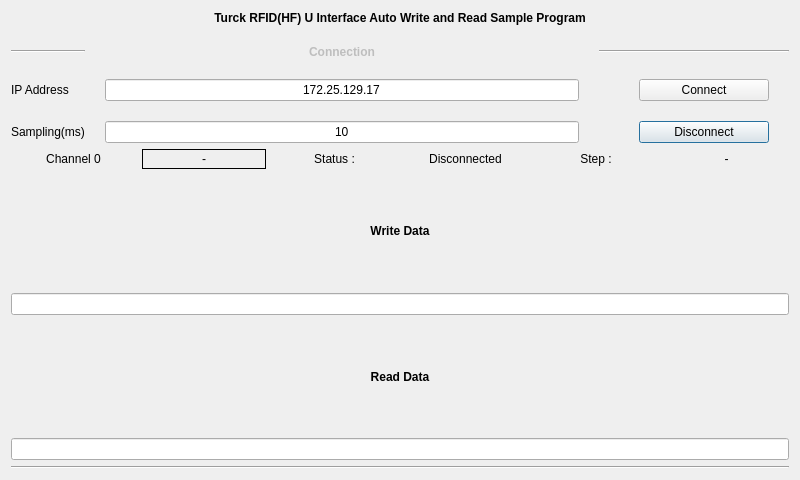
First picture: the form in uInterfaceAutoWrite_HF.ui, repository dongwoo-john-ku/leakapp-rfid-python-mbTcp, before the edit.
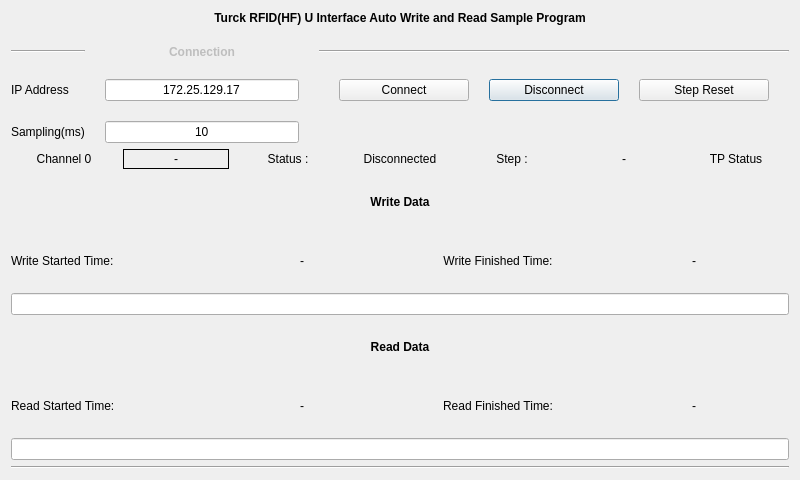
Second picture: the form after the edit.

Commit message: Auto RFID Write Read Test Program Tag Presence and Start Time

Patch:
```diff
--- a/uInterfaceAutoWrite_HF.ui
+++ b/uInterfaceAutoWrite_HF.ui
@@ -120,10 +120,20 @@
          </property>
         </widget>
        </item>
+       <item>
+        <widget class="QLabel" name="label_21">
+         <property name="text">
+          <string>TP Status</string>
+         </property>
+         <property name="alignment">
+          <set>Qt::AlignCenter</set>
+         </property>
+        </widget>
+       </item>
       </layout>
      </item>
      <item row="0" column="0" rowspan="2">
-      <layout class="QGridLayout" name="gridLayout" columnstretch="0,0,0,0,0,0">
+      <layout class="QGridLayout" name="gridLayout" columnstretch="0,0,0,0,0,0,0">
        <property name="spacing">
         <number>20</number>
        </property>
@@ -153,7 +163,7 @@
          </property>
         </widget>
        </item>
-       <item row="3" column="0" colspan="6">
+       <item row="3" column="0" colspan="7">
         <widget class="QLabel" name="label_7">
          <property name="font">
           <font>
@@ -170,7 +180,7 @@
          </property>
         </widget>
        </item>
-       <item row="4" column="2" colspan="4">
+       <item row="4" column="2" colspan="5">
         <widget class="Line" name="line_7">
          <property name="orientation">
           <enum>Qt::Horizontal</enum>
@@ -187,25 +197,6 @@
          </property>
         </widget>
        </item>
-       <item row="6" column="4">
-        <widget class="QPushButton" name="pushButton_2">
-         <property name="minimumSize">
-          <size>
-           <width>130</width>
-           <height>0</height>
-          </size>
-         </property>
-         <property name="maximumSize">
-          <size>
-           <width>130</width>
-           <height>16777215</height>
-          </size>
-         </property>
-         <property name="text">
-          <string>Disconnect</string>
-         </property>
-        </widget>
-       </item>
        <item row="6" column="1">
         <widget class="QLineEdit" name="lineEdit_3">
          <property name="text">
@@ -216,28 +207,6 @@
          </property>
         </widget>
        </item>
-       <item row="5" column="4">
-        <widget class="QPushButton" name="pushButton_3">
-         <property name="minimumSize">
-          <size>
-           <width>130</width>
-           <height>0</height>
-          </size>
-         </property>
-         <property name="maximumSize">
-          <size>
-           <width>130</width>
-           <height>16777215</height>
-          </size>
-         </property>
-         <property name="mouseTracking">
-          <bool>false</bool>
-         </property>
-         <property name="text">
-          <string>Connect</string>
-         </property>
-        </widget>
-       </item>
        <item row="6" column="0">
         <widget class="QLabel" name="label_3">
          <property name="text">
@@ -258,6 +227,69 @@
          </property>
         </widget>
        </item>
+       <item row="5" column="4">
+        <widget class="QPushButton" name="pushButton_2">
+         <property name="minimumSize">
+          <size>
+           <width>130</width>
+           <height>0</height>
+          </size>
+         </property>
+         <property name="maximumSize">
+          <size>
+           <width>130</width>
+           <height>16777215</height>
+          </size>
+         </property>
+         <property name="text">
+          <string>Disconnect</string>
+         </property>
+        </widget>
+       </item>
+       <item row="5" column="5">
+        <widget class="QPushButton" name="pushButton_4">
+         <property name="minimumSize">
+          <size>
+           <width>130</width>
+           <height>0</height>
+          </size>
+         </property>
+         <property name="maximumSize">
+          <size>
+           <width>130</width>
+           <height>16777215</height>
+          </size>
+         </property>
+         <property name="mouseTracking">
+          <bool>false</bool>
+         </property>
+         <property name="text">
+          <string>Step Reset</string>
+         </property>
+        </widget>
+       </item>
+       <item row="5" column="3">
+        <widget class="QPushButton" name="pushButton_3">
+         <property name="minimumSize">
+          <size>
+           <width>130</width>
+           <height>0</height>
+          </size>
+         </property>
+         <property name="maximumSize">
+          <size>
+           <width>130</width>
+           <height>16777215</height>
+          </size>
+         </property>
+         <property name="mouseTracking">
+          <bool>false</bool>
+         </property>
+         <property name="text">
+          <string>Connect</string>
+         </property>
+        </widget>
+       </item>
       </layout>
      </item>
     </layout>
@@ -278,6 +310,47 @@
      </property>
     </widget>
    </item>
+   <item>
+    <layout class="QHBoxLayout" name="horizontalLayout_2">
+     <item>
+      <widget class="QLabel" name="label_10">
+       <property name="text">
+        <string>Write Started Time:</string>
+       </property>
+      </widget>
+     </item>
+     <item>
+      <widget class="QLabel" name="label_11">
+       <property name="text">
+        <string>-</string>
+       </property>
+       <property name="alignment">
+        <set>Qt::AlignCenter</set>
+       </property>
+      </widget>
+     </item>
+     <item>
+      <widget class="QLabel" name="label_13">
+       <property name="text">
+        <string>Write Finished Time:</string>
+       </property>
+       <property name="alignment">
+        <set>Qt::AlignCenter</set>
+       </property>
+      </widget>
+     </item>
+     <item>
+      <widget class="QLabel" name="label_14">
+       <property name="text">
+        <string>-</string>
+       </property>
+       <property name="alignment">
+        <set>Qt::AlignCenter</set>
+       </property>
+      </widget>
+     </item>
+    </layout>
+   </item>
    <item>
     <widget class="QLineEdit" name="lineEdit_2">
      <property name="alignment">
@@ -301,6 +374,47 @@
      </property>
     </widget>
    </item>
+   <item>
+    <layout class="QHBoxLayout" name="horizontalLayout_3">
+     <item>
+      <widget class="QLabel" name="label_15">
+       <property name="text">
+        <string>Read Started Time:</string>
+       </property>
+      </widget>
+     </item>
+     <item>
+      <widget class="QLabel" name="label_16">
+       <property name="text">
+        <string>-</string>
+       </property>
+       <property name="alignment">
+        <set>Qt::AlignCenter</set>
+       </property>
+      </widget>
+     </item>
+     <item>
+      <widget class="QLabel" name="label_18">
+       <property name="text">
+        <string>Read Finished Time:</string>
+       </property>
+       <property name="alignment">
+        <set>Qt::AlignCenter</set>
+       </property>
+      </widget>
+     </item>
+     <item>
+      <widget class="QLabel" name="label_20">
+       <property name="text">
+        <string>-</string>
+       </property>
+       <property name="alignment">
+        <set>Qt::AlignCenter</set>
+       </property>
+      </widget>
+     </item>
+    </layout>
+   </item>
    <item>
     <widget class="QLineEdit" name="lineEdit_4">
      <property name="alignment">
```
Left out of the diff: 20 changed lines with no effect on the pictures. The commit also changes 1 other file.
